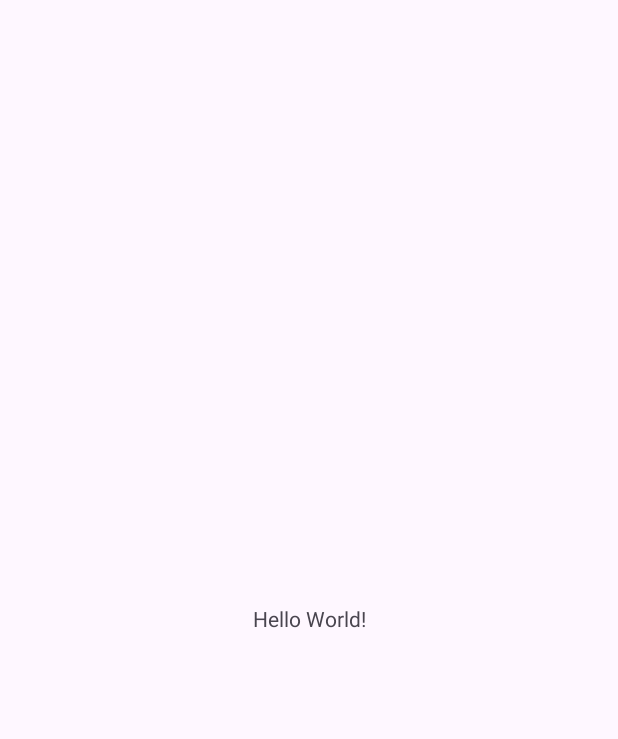
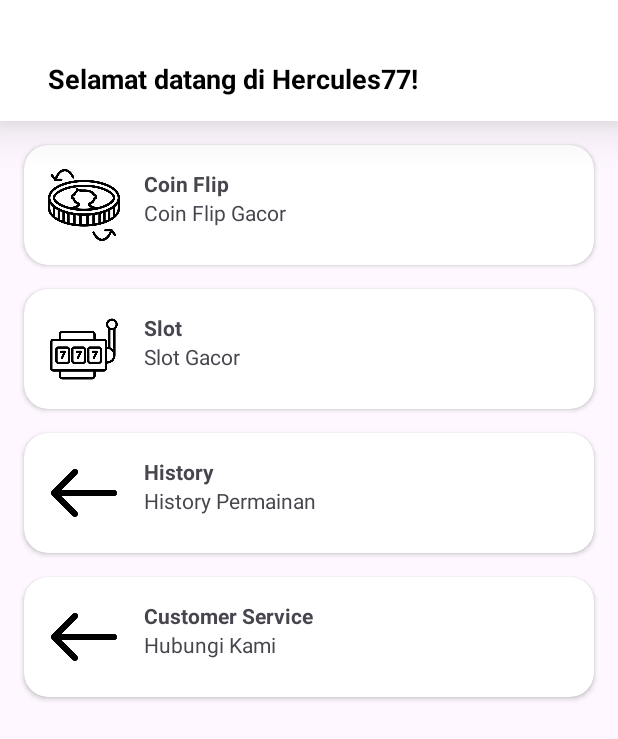
Before and after one commit to ariel-naviandana/UTP-PAM, an Android app: the screen it shows after launch (MainActivity before the commit, HomeActivity after it), on a phone screen of 412 x 824 dp. Before the commit the part shown is almost empty. Shown: the top 739 px of the screen. Run offline under Robolectric (Android 15) with nearby library versions, the phone set to English and light mode, and no system bars.

Commit message:
home RecyclerView done

```diff
--- a/app/src/main/AndroidManifest.xml
+++ b/app/src/main/AndroidManifest.xml
@@ -26,7 +26,13 @@
             android:exported="false" />
         <activity
             android:name=".HomeActivity"
-            android:exported="false" />
+            android:exported="true" >
+            <intent-filter>
+                <action android:name="android.intent.action.MAIN" />
+
+                <category android:name="android.intent.category.LAUNCHER" />
+            </intent-filter>
+        </activity>
         <activity
             android:name=".RegisterActivity"
             android:exported="false" />
@@ -35,12 +41,7 @@
             android:exported="false" />
         <activity
             android:name=".MainActivity"
-            android:exported="true">
-            <intent-filter>
-                <action android:name="android.intent.action.MAIN" />
-
-                <category android:name="android.intent.category.LAUNCHER" />
-            </intent-filter>
+            android:exported="false">
         </activity>
     </application>
 
--- a/app/src/main/java/com/example/hercules77/HomeActivity.java
+++ b/app/src/main/java/com/example/hercules77/HomeActivity.java
@@ -2,23 +2,36 @@ package com.example.hercules77;
 
 import android.os.Bundle;
 
-import androidx.activity.EdgeToEdge;
 import androidx.appcompat.app.AppCompatActivity;
-import androidx.core.graphics.Insets;
-import androidx.core.view.ViewCompat;
-import androidx.core.view.WindowInsetsCompat;
+import androidx.recyclerview.widget.LinearLayoutManager;
+
+import com.example.hercules77.databinding.ActivityHomeBinding;
+
+import java.util.ArrayList;
 
 public class HomeActivity extends AppCompatActivity {
+
+    private ActivityHomeBinding binding;
+    private ArrayList<HomeItem> homeItems = new ArrayList<>();
+    private HomeAdapter adapter;
 
     @Override
     protected void onCreate(Bundle savedInstanceState) {
         super.onCreate(savedInstanceState);
-        EdgeToEdge.enable(this);
-        setContentView(R.layout.activity_home);
-        ViewCompat.setOnApplyWindowInsetsListener(findViewById(R.id.main), (v, insets) -> {
-            Insets systemBars = insets.getInsets(WindowInsetsCompat.Type.systemBars());
-            v.setPadding(systemBars.left, systemBars.top, systemBars.right, systemBars.bottom);
-            return insets;
-        });
+
+        binding = ActivityHomeBinding.inflate(getLayoutInflater());
+        setContentView(binding.getRoot());
+
+        generateMenuData();
+        adapter = new HomeAdapter(this, homeItems);
+        binding.homeRecyclerView.setLayoutManager(new LinearLayoutManager(this));
+        binding.homeRecyclerView.setAdapter(adapter);
+    }
+
+    private void generateMenuData(){
+        homeItems.add(new HomeItem("Coin Flip", R.drawable.ic_coin, "Coin Flip Gacor"));
+        homeItems.add(new HomeItem("Slot", R.drawable.ic_slot, "Slot Gacor"));
+        homeItems.add(new HomeItem("History", R.drawable.ic_back, "History Permainan"));
+        homeItems.add(new HomeItem("Customer Service", R.drawable.ic_back, "Hubungi Kami"));
     }
 }
--- /dev/null
+++ b/app/src/main/java/com/example/hercules77/HomeAdapter.java
@@ -0,0 +1,91 @@
+package com.example.hercules77;
+
+import android.content.Context;
+import android.content.Intent;
+import android.view.LayoutInflater;
+import android.view.ViewGroup;
+
+import androidx.annotation.NonNull;
+import androidx.recyclerview.widget.RecyclerView;
+
+import com.example.hercules77.databinding.ItemHomeBinding;
+
+import java.util.ArrayList;
+
+public class HomeAdapter extends RecyclerView.Adapter<HomeAdapter.ViewHolder> {
+    private ArrayList<HomeItem> homeItemsList;
+    private Context context;
+
+    public HomeAdapter(Context context, ArrayList<HomeItem> homeItemsList){
+        this.homeItemsList = homeItemsList;
+        this.context = context;
+    }
+
+    public class ViewHolder extends RecyclerView.ViewHolder {
+        ItemHomeBinding binding;
+        public ViewHolder(ItemHomeBinding binding){
+            super(binding.getRoot());
+            this.binding = binding;
+        }
+
+        public void bind(HomeItem homeItem){
+            switch (homeItem.getTitle()) {
+                case "Coin Flip":
+                    binding.imgIcon.setImageResource(homeItem.getIconResId());
+                    binding.txtGameTitle.setText(homeItem.getTitle());
+                    binding.txtDescription.setText(homeItem.getDescription());
+                    break;
+                case "Slot":
+                    binding.imgIcon.setImageResource(homeItem.getIconResId());
+                    binding.txtGameTitle.setText(homeItem.getTitle());
+                    binding.txtDescription.setText(homeItem.getDescription());
+                    break;
+                case "History":
+                    binding.imgIcon.setImageResource(homeItem.getIconResId());
+                    binding.txtGameTitle.setText(homeItem.getTitle());
+                    binding.txtDescription.setText(homeItem.getDescription());
+                    break;
+                case "Customer Service":
+                    binding.imgIcon.setImageResource(homeItem.getIconResId());
+                    binding.txtGameTitle.setText(homeItem.getTitle());
+                    binding.txtDescription.setText(homeItem.getDescription());
+                    break;
+            }
+        }
+    }
+
+    @NonNull
+    @Override
+    public HomeAdapter.ViewHolder onCreateViewHolder(@NonNull ViewGroup parent, int viewType) {
+        LayoutInflater inflater = LayoutInflater.from(parent.getContext());
+        ItemHomeBinding binding = ItemHomeBinding.inflate(inflater, parent, false);
+        return new ViewHolder(binding);
+    }
+
+    @Override
+    public void onBindViewHolder(@NonNull HomeAdapter.ViewHolder holder, int position) {
+        holder.bind(homeItemsList.get(position));
+
+        holder.itemView.setOnClickListener(v -> {
+            switch (homeItemsList.get(position).getTitle()) {
+                case "Coin Flip":
+                    context.startActivity(new Intent(context, CoinActivity.class));
+                    break;
+                case "Slot":
+                    context.startActivity(new Intent(context, SlotActivity.class));
+                    break;
+                case "History":
+                    context.startActivity(new Intent(context, HistoryActivity.class));
+                    break;
+                case "Customer Service":
+                    context.startActivity(new Intent(context, CServiceActivity.class));
+                    break;
+            }
+        });
+    }
+
+    @Override
+    public int getItemCount() {
+        return homeItemsList.size();
+    }
+}
--- /dev/null
+++ b/app/src/main/java/com/example/hercules77/HomeItem.java
@@ -0,0 +1,25 @@
+package com.example.hercules77;
+
+public class HomeItem {
+    private String title;
+    private int iconResId;
+    private String description;
+
+    public HomeItem(String title, int iconResId, String description) {
+        this.title = title;
+        this.iconResId = iconResId;
+        this.description = description;
+    }
+
+    public String getTitle() {
+        return title;
+    }
+
+    public int getIconResId() {
+        return iconResId;
+    }
+
+    public String getDescription() {
+        return description;
+    }
+}
--- a/app/src/main/res/layout/activity_home.xml
+++ b/app/src/main/res/layout/activity_home.xml
@@ -7,4 +7,44 @@
     android:layout_height="match_parent"
     tools:context=".HomeActivity">
 
+    <LinearLayout
+        android:id="@+id/headerLayout"
+        android:layout_width="0dp"
+        android:layout_height="wrap_content"
+        android:orientation="horizontal"
+        android:paddingTop="40dp"
+        android:paddingEnd="16dp"
+        android:paddingStart="16dp"
+        android:paddingBottom="16dp"
+        android:background="@color/white"
+        android:elevation="20dp"
+        android:gravity="center_vertical"
+        app:layout_constraintTop_toTopOf="parent"
+        app:layout_constraintStart_toStartOf="parent"
+        app:layout_constraintEnd_toEndOf="parent">
+
+        <TextView
+            android:id="@+id/txtTitle"
+            android:layout_width="0dp"
+            android:layout_height="wrap_content"
+            android:layout_marginStart="16dp"
+            android:text="Selamat datang di Hercules77!"
+            android:textSize="18sp"
+            android:textStyle="bold"
+            android:textColor="@android:color/black"
+            android:layout_weight="1" />
+
+    </LinearLayout>
+
+    <androidx.recyclerview.widget.RecyclerView
+        android:id="@+id/homeRecyclerView"
+        android:layout_width="0dp"
+        android:layout_height="0dp"
+        tools:listitem="@layout/item_home"
+        android:layout_margin="8dp"
+        app:layout_constraintTop_toBottomOf="@+id/headerLayout"
+        app:layout_constraintBottom_toBottomOf="parent"
+        app:layout_constraintStart_toStartOf="parent"
+        app:layout_constraintEnd_toEndOf="parent"/>
+
 </androidx.constraintlayout.widget.ConstraintLayout>
--- /dev/null
+++ b/app/src/main/res/layout/item_home.xml
@@ -0,0 +1,46 @@
+<?xml version="1.0" encoding="utf-8"?>
+<androidx.cardview.widget.CardView xmlns:android="http://schemas.android.com/apk/res/android"
+    android:layout_width="match_parent"
+    android:layout_height="wrap_content"
+    xmlns:app="http://schemas.android.com/apk/res-auto"
+    android:layout_margin="8dp"
+    app:layout_constraintCircleRadius="20dp"
+    app:cardCornerRadius="16dp">
+
+    <LinearLayout
+        android:layout_width="match_parent"
+        android:layout_height="wrap_content"
+        android:orientation="horizontal"
+        android:padding="16dp">
+
+        <ImageView
+            android:id="@+id/imgIcon"
+            android:layout_width="48dp"
+            android:layout_height="48dp"
+            android:layout_marginEnd="16dp"
+            android:src="@drawable/ic_coin" />
+
+        <LinearLayout
+            android:layout_width="0dp"
+            android:layout_height="wrap_content"
+            android:layout_weight="1"
+            android:orientation="vertical">
+
+            <TextView
+                android:id="@+id/txtGameTitle"
+                android:layout_width="wrap_content"
+                android:layout_height="wrap_content"
+                android:text="Game: Coin Flip"
+                android:textStyle="bold" />
+
+            <TextView
+                android:id="@+id/txtDescription"
+                android:layout_width="wrap_content"
+                android:layout_height="wrap_content"
+                android:text="Coin flip gacor" />
+
+        </LinearLayout>
+
+    </LinearLayout>
+
+</androidx.cardview.widget.CardView>
```
